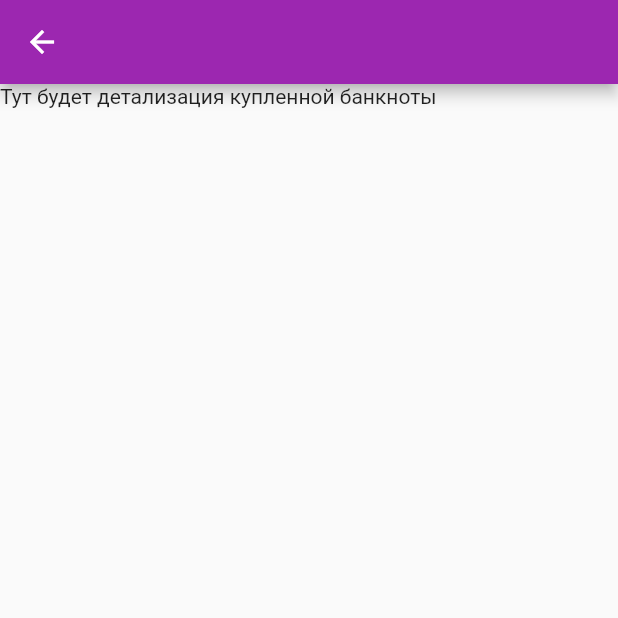
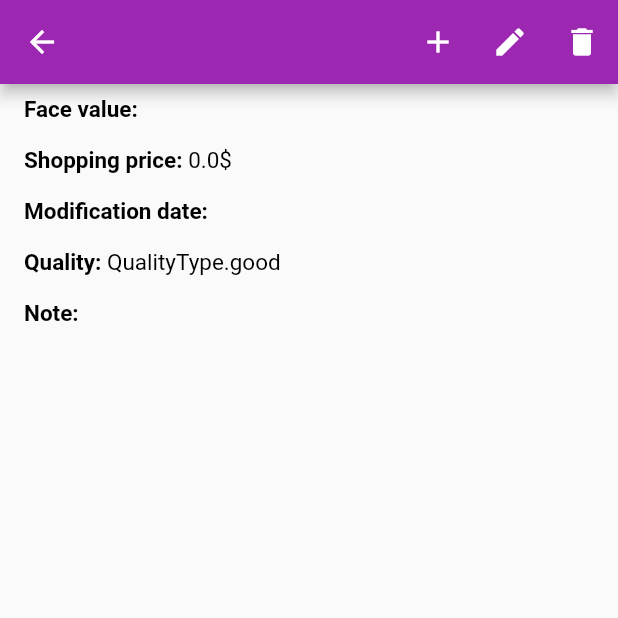
Before and after one commit to rpugase/banknotes, a Flutter app: the OwnBanknoteDetailPage screen opened directly with empty values, on a phone screen of 412 x 824 dp, the top half of it. Run offline on Flutter 3.47's test engine with Material 2 defaults, Android fonts, the phone set to English and light mode, and no system bars; our stand-ins replace sqflite; missing offline and left inert: jaguar_orm, jaguar_query_sqflite; accounts and stored records are empty; network calls fail.

Commit message:
- add description widget to OwnBanknoteDetailPage, - add image bars widgets to OwnBanknoteDetailPage

```diff
--- a/lib/data/repository/banknote.dart
+++ b/lib/data/repository/banknote.dart
@@ -22,9 +22,6 @@ class BanknoteMockRepository implements BanknoteRepository {
     BanknoteEntity.make(0, "1 uah", _description.text, _description.year, _description.printer, _description.entryDate, 1, [], [])..id = 0,
     BanknoteEntity.make(0, "2 uah", _description.text, _description.year, _description.printer, _description.entryDate, 1, [], [
       OwnBanknoteEntity.make(1, QualityType.good.toString(), 12.5, Currency().code.toString(), 'comment', [], DateTime.now()),
-      OwnBanknoteEntity.make(2, QualityType.good.toString(), 2.5, Currency().code.toString(), 'comment', [], DateTime.now()),
-      OwnBanknoteEntity.make(3, QualityType.good.toString(), 1.3, Currency().code.toString(), 'comment', [], DateTime.now()),
-      OwnBanknoteEntity.make(4, QualityType.good.toString(), 4.2, Currency().code.toString(), 'comment', [], DateTime.now()),
     ])..id = 1,
     BanknoteEntity.make(0, "5 uah", _description.text, _description.year, _description.printer, _description.entryDate, 2, [], [])..id = 2,
     BanknoteEntity.make(0, "10 uah", _description.text, _description.year, _description.printer, _description.entryDate, 2, [], [])..id = 3,
--- a/lib/domain/model/image.dart
+++ b/lib/domain/model/image.dart
@@ -1,4 +1,5 @@
 import 'package:banknotes/data/model/image.dart';
+import 'package:flutter/foundation.dart';
 
 class Image {
   Image(this.path, this.imageType, [this.main = true]);
@@ -9,7 +10,7 @@ class Image {
 
   Image.fromEntity(ImageEntity entity) :
         path = entity.path,
-        imageType = ImageType.values.firstWhere((type) => type.toString() == entity.type),
+        imageType = ImageType.values.firstWhere((type) => describeEnum(type) == entity.type),
         main = entity.main;
 
   ImageEntity toEntity() => ImageEntity.make(path, main, imageType.toString());
--- a/lib/presentation/own_banknote_detail/page.dart
+++ b/lib/presentation/own_banknote_detail/page.dart
@@ -1,11 +1,13 @@
+import 'package:banknotes/domain/model/banknote.dart';
 import 'package:banknotes/domain/model/own_banknote.dart';
+import 'package:banknotes/util/localization.dart';
 import 'package:flutter/material.dart';
 
 class OwnBanknoteDetailPage extends StatefulWidget {
   OwnBanknote _ownBanknote;
+  Banknote _banknote;
 
-
-  OwnBanknoteDetailPage(this._ownBanknote);
+  OwnBanknoteDetailPage(this._ownBanknote, this._banknote);
 
   @override
   State<StatefulWidget> createState() => _OwnBanknoteDetailState();
@@ -16,8 +18,106 @@ class _OwnBanknoteDetailState extends State<OwnBanknoteDetailPage> {
   Widget build(BuildContext context) {
     return Scaffold(
       appBar: AppBar(
+        actions: <Widget>[
+          IconButton(
+            icon: Icon(Icons.add),
+            onPressed: () {},
+          ),
+          IconButton(
+            icon: Icon(Icons.edit),
+            onPressed: () {},
+          ),
+          IconButton(
+            icon: Icon(Icons.delete),
+            onPressed: () {},
+          )
+        ],
       ),
-      body: Text('Тут будет детализация купленной банкноты'),
+      body: _createListView(),
+    );
+  }
+
+  Widget _createListView() {
+    return ListView(
+      children: <Widget>[_createDescriptionView()],
+    );
+  }
+
+  Widget _createDescriptionView() {
+    return Column(
+        crossAxisAlignment: CrossAxisAlignment.start,
+        children: <Widget>[
+          _createDescriptionLine('${Localization.of(context).faceValue}',
+              '${widget._banknote.name}'),
+          _createDescriptionLine('${Localization.of(context).shoppingPrice}',
+              '${widget._ownBanknote.price}${widget._ownBanknote.currency.symbol}'),
+          _createDescriptionLine(
+              '${Localization.of(context).banknoteDescriptionYear}',
+              widget._banknote.description.year),
+          _createDescriptionLine('${Localization.of(context).quality}',
+              '${widget._ownBanknote.quality}'),
+          _createDescriptionLine('${Localization.of(context).comment}',
+              '${widget._ownBanknote.comment}'),
+          _showExistingImages()
+        ]);
+  }
+
+  List<Widget> _performImage(int rowCount) {
+    List<Widget> items = [];
+    for (var i = 0; i < 3; i++) {
+      items.add(Padding(
+        padding: EdgeInsets.all(MediaQuery.of(context).size.width / 24),
+        child: GestureDetector(
+          onTap: () {},
+          child: Image.asset(
+              widget._ownBanknote.images[(rowCount * 3) + i].path,
+              width: MediaQuery.of(context).size.width / 4,
+              height: MediaQuery.of(context).size.width / 4,
+              alignment: Alignment.center,
+              fit: BoxFit.cover),
+        ),
+      ));
+    }
+
+    return items;
+  }
+
+  Widget _showExistingImages() {
+    List<Widget> items = [];
+    var imagesCount = widget._ownBanknote.images.length;
+    var multiplicityImagesCount = imagesCount / 3;
+    if (multiplicityImagesCount != multiplicityImagesCount.toInt()) {
+      multiplicityImagesCount += 1;
+    }
+
+    while (multiplicityImagesCount.toInt() > 0) {
+      items.add(Container(
+        child: Column(
+          children: <Widget>[Row(children: _performImage(0))],
+        ),
+      ));
+      multiplicityImagesCount -= 1;
+    }
+
+    return Column(
+      children: items,
+    );
+  }
+
+  Widget _createDescriptionLine(String title, String value) {
+    return Padding(
+      padding: EdgeInsets.only(right: 16, left: 16, top: 8, bottom: 8),
+      child: RichText(
+        text: TextSpan(
+          text: '$title: ',
+          style: TextStyle(
+              fontSize: 15.0, color: Colors.black, fontWeight: FontWeight.bold),
+          children: <TextSpan>[
+            TextSpan(
+                text: value, style: TextStyle(fontWeight: FontWeight.normal)),
+          ],
+        ),
+      ),
     );
   }
 }
--- a/lib/util/localization.dart
+++ b/lib/util/localization.dart
@@ -40,6 +40,10 @@ class Localization {
   String get banknoteDescriptionYear => _sentences['description_year'];
   String get banknoteDescriptionEntryDate => _sentences['entry_date'];
 
+
+  String get faceValue => _sentences['face_value'];
+  String get quality => _sentences['quality'];
+  String get comment => _sentences['comment'];
 }
 
 class LocalizationDelegate extends LocalizationsDelegate<Localization> {
--- a/pubspec.yaml
+++ b/pubspec.yaml
@@ -29,3 +29,6 @@ flutter:
   - resources/lang/ru.json
   - resources/images/no_image_icon.png
   - resources/images/quality.png
+  - resources/images/grn1.jpg
+  - resources/images/grn100.jpg
+  - resources/images/grn1001.jpg
--- a/resources/lang/en.json
+++ b/resources/lang/en.json
@@ -9,5 +9,8 @@
   "printer" : "Printer",
   "description": "Description",
   "description_year": "Modification date",
-  "entry_date": "Entry date"
+  "entry_date": "Entry date",
+  "face_value" : "Face value",
+  "quality":  "Quality",
+  "comment": "Note"
 }
--- a/resources/lang/ru.json
+++ b/resources/lang/ru.json
@@ -9,5 +9,8 @@
   "printer" : "Типография",
   "description": "Описание",
   "description_year": "Дата создания",
-  "entry_date": "Дата выпуска"
+  "entry_date": "Дата выпуска",
+  "face_value" : "Номинал",
+  "quality":  "Качество",
+  "comment": "Примечание"
 }
```
Also changed, not shown: lib/data/repository/modification.dart (+11 -1 lines), lib/presentation/banknote_details/page.dart (+5 -3 lines), resources/images/grn1.jpg (added), resources/images/grn100.jpg (added), resources/images/grn1001.jpg (added), resources/images/grn200100.jpeg (added).
